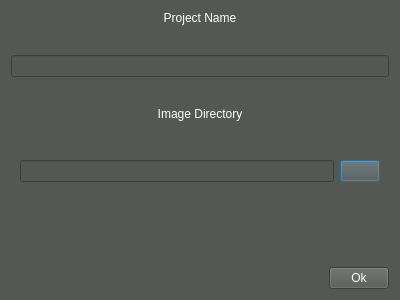
Qt form dialogs/ui/createProjectDialog.ui (Lachie1011/YoloAnt) before a commit.
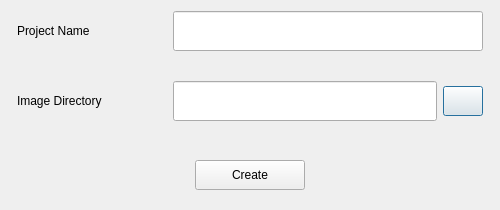
The same form after that commit. Icons and pictures are not drawn.

Commit message: UPDATE: Create theme and qss gen system, converted all base widgets of pages to new system.

Diff of the .ui file:
```diff
--- a/dialogs/ui/createProjectDialog.ui
+++ b/dialogs/ui/createProjectDialog.ui
@@ -6,16 +6,15 @@
    <rect>
     <x>0</x>
     <y>0</y>
-    <width>400</width>
-    <height>300</height>
+    <width>500</width>
+    <height>206</height>
    </rect>
   </property>
   <property name="windowTitle">
    <string>Create a new Project</string>
   </property>
   <property name="styleSheet">
-   <string notr="true">background-color: rgb(85, 87, 83);
-color: rgb(255, 255, 255);</string>
+   <string notr="true"/>
   </property>
   <layout class="QHBoxLayout" name="horizontalLayout">
    <item>
@@ -24,7 +23,7 @@
       <bool>false</bool>
      </property>
      <property name="styleSheet">
-      <string notr="true">border-color: rgb(85, 87, 83);</string>
+      <string notr="true"/>
      </property>
      <property name="frameShape">
       <enum>QFrame::NoFrame</enum>
@@ -52,17 +51,68 @@
        <number>0</number>
       </property>
       <item>
+       <widget class="QFrame" name="projectNameFrame">
+        <property name="minimumSize">
+         <size>
+          <width>0</width>
+          <height>40</height>
+         </size>
+        </property>
+        <property name="maximumSize">
+         <size>
+          <width>16777215</width>
+          <height>40</height>
+         </size>
+        </property>
+        <property name="frameShape">
+         <enum>QFrame::NoFrame</enum>
+        </property>
+        <property name="frameShadow">
+         <enum>QFrame::Raised</enum>
+        </property>
+        <layout class="QHBoxLayout" name="horizontalLayout_3" stretch="0,0">
+         <property name="leftMargin">
+          <number>6</number>
+         </property>
+         <property name="topMargin">
+          <number>0</number>
+         </property>
+         <property name="rightMargin">
+          <number>6</number>
+         </property>
+         <property name="bottomMargin">
+          <number>0</number>
+         </property>
+         <item>
        <widget class="QLabel" name="nameLbl">
+           <property name="minimumSize">
+            <size>
+             <width>150</width>
+             <height>0</height>
+            </size>
+           </property>
+           <property name="maximumSize">
+            <size>
+             <width>110</width>
+             <height>16777215</height>
+            </size>
+           </property>
         <property name="text">
          <string>Project Name</string>
         </property>
         <property name="alignment">
-         <set>Qt::AlignCenter</set>
+            <set>Qt::AlignLeading|Qt::AlignLeft|Qt::AlignVCenter</set>
         </property>
        </widget>
       </item>
       <item>
        <widget class="QLineEdit" name="nameInput">
+           <property name="sizePolicy">
+            <sizepolicy hsizetype="Expanding" vsizetype="Preferred">
+             <horstretch>0</horstretch>
+             <verstretch>0</verstretch>
+            </sizepolicy>
+           </property>
         <property name="text">
          <string/>
         </property>
@@ -74,27 +124,93 @@
         </property>
        </widget>
       </item>
+        </layout>
+       </widget>
+      </item>
+      <item>
+       <widget class="QFrame" name="imageDirFrame">
+        <property name="minimumSize">
+         <size>
+          <width>0</width>
+          <height>40</height>
+         </size>
+        </property>
+        <property name="maximumSize">
+         <size>
+          <width>16777215</width>
+          <height>40</height>
+         </size>
+        </property>
+        <property name="frameShape">
+         <enum>QFrame::NoFrame</enum>
+        </property>
+        <property name="frameShadow">
+         <enum>QFrame::Raised</enum>
+        </property>
+        <layout class="QHBoxLayout" name="horizontalLayout_4" stretch="0,0">
+         <property name="leftMargin">
+          <number>6</number>
+         </property>
+         <property name="topMargin">
+          <number>0</number>
+         </property>
+         <property name="rightMargin">
+          <number>6</number>
+         </property>
+         <property name="bottomMargin">
+          <number>0</number>
+         </property>
       <item>
        <widget class="QLabel" name="imageDirLbl">
+           <property name="minimumSize">
+            <size>
+             <width>150</width>
+             <height>0</height>
+            </size>
+           </property>
+           <property name="maximumSize">
+            <size>
+             <width>150</width>
+             <height>16777215</height>
+            </size>
+           </property>
         <property name="text">
          <string>Image Directory</string>
         </property>
         <property name="alignment">
-         <set>Qt::AlignCenter</set>
+            <set>Qt::AlignLeading|Qt::AlignLeft|Qt::AlignVCenter</set>
         </property>
        </widget>
       </item>
       <item>
-       <widget class="QFrame" name="inputFrame">
+          <widget class="QFrame" name="frame_2">
         <property name="frameShape">
          <enum>QFrame::NoFrame</enum>
         </property>
         <property name="frameShadow">
          <enum>QFrame::Raised</enum>
         </property>
-        <layout class="QHBoxLayout" name="horizontalLayout_2">
+           <layout class="QHBoxLayout" name="horizontalLayout_5">
+            <property name="leftMargin">
+             <number>0</number>
+            </property>
+            <property name="topMargin">
+             <number>0</number>
+            </property>
+            <property name="rightMargin">
+             <number>0</number>
+            </property>
+            <property name="bottomMargin">
+             <number>0</number>
+            </property>
          <item>
           <widget class="QLineEdit" name="imageDirInput">
+              <property name="sizePolicy">
+               <sizepolicy hsizetype="Expanding" vsizetype="Preferred">
+                <horstretch>0</horstretch>
+                <verstretch>0</verstretch>
+               </sizepolicy>
+              </property>
            <property name="styleSheet">
             <string notr="true"/>
            </property>
@@ -105,12 +221,27 @@
          </item>
          <item>
           <widget class="QPushButton" name="dirSearchBtn">
+              <property name="sizePolicy">
+               <sizepolicy hsizetype="Preferred" vsizetype="Preferred">
+                <horstretch>0</horstretch>
+                <verstretch>0</verstretch>
+               </sizepolicy>
+              </property>
+              <property name="minimumSize">
+               <size>
+                <width>30</width>
+                <height>0</height>
+               </size>
+              </property>
            <property name="maximumSize">
             <size>
-             <width>40</width>
-             <height>16777215</height>
-            </size>
-           </property>
+                <width>16777215</width>
+                <height>30</height>
+               </size>
+              </property>
+              <property name="cursor">
+               <cursorShape>PointingHandCursor</cursorShape>
+              </property>
            <property name="text">
             <string/>
            </property>
@@ -123,36 +254,61 @@
         </layout>
        </widget>
       </item>
+        </layout>
+       </widget>
+      </item>
       <item>
-       <spacer name="verticalSpacer">
+       <widget class="QFrame" name="frame">
+        <property name="frameShape">
+         <enum>QFrame::NoFrame</enum>
+        </property>
+        <property name="frameShadow">
+         <enum>QFrame::Raised</enum>
+        </property>
+        <layout class="QHBoxLayout" name="horizontalLayout_2">
+         <item>
+          <spacer name="horizontalSpacer">
         <property name="orientation">
-         <enum>Qt::Vertical</enum>
+            <enum>Qt::Horizontal</enum>
         </property>
         <property name="sizeHint" stdset="0">
          <size>
-          <width>20</width>
-          <height>40</height>
+             <width>40</width>
+             <height>20</height>
          </size>
         </property>
        </spacer>
       </item>
       <item>
-       <widget class="QPushButton" name="confirmBtn">
-        <property name="maximumSize">
+          <widget class="QPushButton" name="createBtn">
+           <property name="minimumSize">
          <size>
-          <width>60</width>
-          <height>16777215</height>
-         </size>
-        </property>
-        <property name="layoutDirection">
-         <enum>Qt::RightToLeft</enum>
+             <width>110</width>
+             <height>30</height>
+            </size>
+           </property>
+           <property name="cursor">
+            <cursorShape>PointingHandCursor</cursorShape>
         </property>
         <property name="text">
-         <string>Ok</string>
-        </property>
-        <property name="autoDefault">
-         <bool>false</bool>
-        </property>
+            <string>Create</string>
+           </property>
+          </widget>
+         </item>
+         <item>
+          <spacer name="horizontalSpacer_2">
+           <property name="orientation">
+            <enum>Qt::Horizontal</enum>
+           </property>
+           <property name="sizeHint" stdset="0">
+            <size>
+             <width>40</width>
+             <height>20</height>
+            </size>
+           </property>
+          </spacer>
+         </item>
+        </layout>
        </widget>
       </item>
      </layout>
```
Lines whose indentation alone changed are shown as unchanged. The commit also changes 56 other files.
